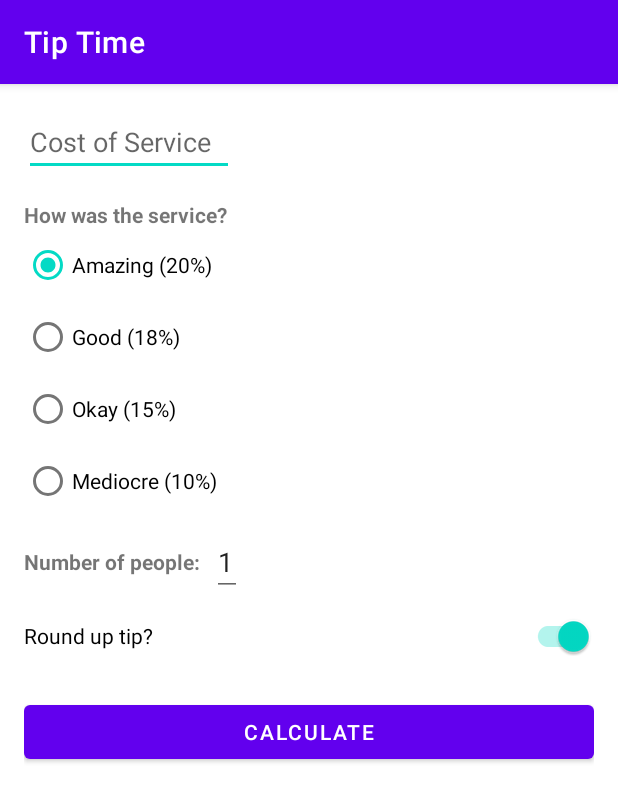
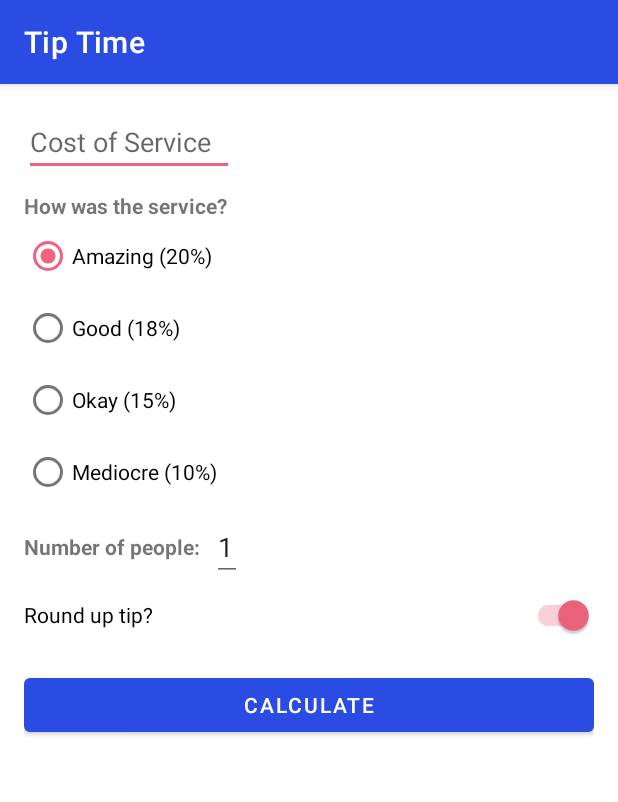
Before and after one commit to matheus-miranda/Tip-Time, an Android app: the screen it shows after launch (MainActivity), on a phone screen of 412 x 824 dp. Shown: the top 802 px of the screen. Run offline under Robolectric (Android 15) with nearby library versions, the phone set to English and light mode, and no system bars.

Commit message:
Update theme and orientation

```diff
--- a/app/src/main/AndroidManifest.xml
+++ b/app/src/main/AndroidManifest.xml
@@ -10,7 +10,9 @@
         android:roundIcon="@mipmap/ic_launcher_round"
         android:supportsRtl="true"
         android:theme="@style/Theme.TipTime">
-        <activity android:name=".MainActivity">
+        <activity
+            android:name=".MainActivity"
+            android:screenOrientation="portrait">
             <intent-filter>
                 <action android:name="android.intent.action.MAIN" />
 
--- a/app/src/main/res/layout/activity_main.xml
+++ b/app/src/main/res/layout/activity_main.xml
@@ -21,7 +21,7 @@
         android:id="@+id/tv_service_question"
         android:layout_width="wrap_content"
         android:layout_height="wrap_content"
-        android:layout_marginTop="16dp"
+        android:layout_marginTop="10dp"
         android:text="@string/how_was_the_service"
         android:textStyle="bold"
         app:layout_constraintStart_toStartOf="parent"
@@ -65,7 +65,7 @@
         android:id="@+id/tv_num_people"
         android:layout_width="wrap_content"
         android:layout_height="wrap_content"
-        android:layout_marginTop="20dp"
+        android:layout_marginTop="16dp"
         android:text="@string/number_of_people"
         android:textStyle="bold"
         app:layout_constraintStart_toStartOf="parent"
@@ -88,7 +88,7 @@
         android:id="@+id/switch_round_up"
         android:layout_width="0dp"
         android:layout_height="wrap_content"
-        android:layout_marginTop="16dp"
+        android:layout_marginTop="12dp"
         android:checked="true"
         android:text="@string/round_up_tip"
         app:layout_constraintEnd_toEndOf="parent"
@@ -99,7 +99,7 @@
         android:id="@+id/btn_calculate"
         android:layout_width="0dp"
         android:layout_height="wrap_content"
-        android:layout_marginTop="16dp"
+        android:layout_marginTop="12dp"
         android:text="@string/calculate"
         app:layout_constraintEnd_toEndOf="parent"
         app:layout_constraintStart_toStartOf="parent"
@@ -109,8 +109,8 @@
         android:id="@+id/tv_tip_result"
         android:layout_width="wrap_content"
         android:layout_height="wrap_content"
-        android:layout_marginTop="16dp"
-        android:textSize="28sp"
+        android:layout_marginTop="10dp"
+        android:textSize="26sp"
         android:textStyle="bold"
         app:layout_constraintEnd_toEndOf="parent"
         app:layout_constraintStart_toStartOf="parent"
@@ -121,8 +121,8 @@
         android:id="@+id/tv_per_person"
         android:layout_width="wrap_content"
         android:layout_height="wrap_content"
-        android:layout_marginTop="16dp"
-        android:textSize="26sp"
+        android:layout_marginTop="10dp"
+        android:textSize="24sp"
         android:textStyle="bold"
         app:layout_constraintEnd_toEndOf="parent"
         app:layout_constraintStart_toStartOf="parent"
@@ -133,8 +133,8 @@
         android:id="@+id/tv_total"
         android:layout_width="wrap_content"
         android:layout_height="wrap_content"
-        android:layout_marginTop="16dp"
-        android:textSize="24sp"
+        android:layout_marginTop="10dp"
+        android:textSize="22sp"
         android:textStyle="bold"
         app:layout_constraintEnd_toEndOf="parent"
         app:layout_constraintStart_toStartOf="parent"
--- a/app/src/main/res/values-night/themes.xml
+++ b/app/src/main/res/values-night/themes.xml
@@ -2,12 +2,12 @@
     <!-- Base application theme. -->
     <style name="Theme.TipTime" parent="Theme.MaterialComponents.DayNight.DarkActionBar">
         <!-- Primary brand color. -->
-        <item name="colorPrimary">@color/purple_200</item>
-        <item name="colorPrimaryVariant">@color/purple_700</item>
+        <item name="colorPrimary">@color/blue_light</item>
+        <item name="colorPrimaryVariant">@color/blue</item>
         <item name="colorOnPrimary">@color/black</item>
         <!-- Secondary brand color. -->
-        <item name="colorSecondary">@color/teal_200</item>
-        <item name="colorSecondaryVariant">@color/teal_200</item>
+        <item name="colorSecondary">@color/salmon_light</item>
+        <item name="colorSecondaryVariant">@color/salmon_light</item>
         <item name="colorOnSecondary">@color/black</item>
         <!-- Status bar color. -->
         <item name="android:statusBarColor" tools:targetApi="l">?attr/colorPrimaryVariant</item>
--- a/app/src/main/res/values/colors.xml
+++ b/app/src/main/res/values/colors.xml
@@ -7,4 +7,12 @@
     <color name="teal_700">#FF018786</color>
     <color name="black">#FF000000</color>
     <color name="white">#FFFFFFFF</color>
+
+    <!-- New theme -->
+    <color name="blue">#2b4ce2</color>
+    <color name="blue_dark">#0024af</color>
+    <color name="blue_light">#7278ff</color>
+    <color name="salmon">#ef637f</color>
+    <color name="salmon_dark">#b82f53</color>
+    <color name="salmon_light">#ff95ae</color>
 </resources>
--- a/app/src/main/res/values/themes.xml
+++ b/app/src/main/res/values/themes.xml
@@ -2,12 +2,12 @@
     <!-- Base application theme. -->
     <style name="Theme.TipTime" parent="Theme.MaterialComponents.DayNight.DarkActionBar">
         <!-- Primary brand color. -->
-        <item name="colorPrimary">@color/purple_500</item>
-        <item name="colorPrimaryVariant">@color/purple_700</item>
+        <item name="colorPrimary">@color/blue</item>
+        <item name="colorPrimaryVariant">@color/blue_dark</item>
         <item name="colorOnPrimary">@color/white</item>
         <!-- Secondary brand color. -->
-        <item name="colorSecondary">@color/teal_200</item>
-        <item name="colorSecondaryVariant">@color/teal_700</item>
+        <item name="colorSecondary">@color/salmon</item>
+        <item name="colorSecondaryVariant">@color/salmon_dark</item>
         <item name="colorOnSecondary">@color/black</item>
         <!-- Status bar color. -->
         <item name="android:statusBarColor" tools:targetApi="l">?attr/colorPrimaryVariant</item>
```
